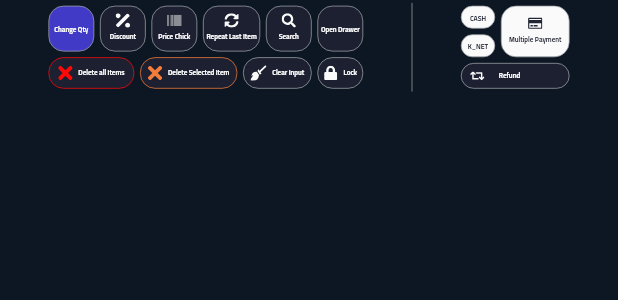
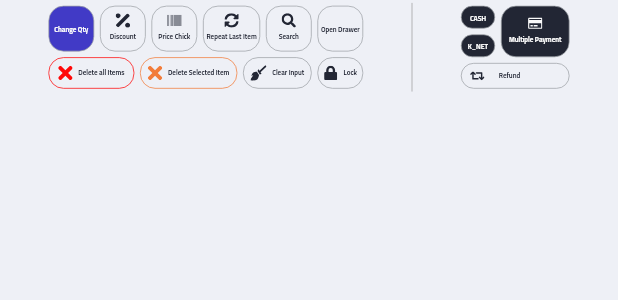
Before and after one commit to Mohammed-Saber-1997/POS_Start, a Flutter app: the BottomPart widget shown alone on an empty page, opened directly, on a phone screen of 412 x 824 dp. Shown: the top 300 px of the screen. Run offline on Flutter 3.47's test engine with Material 2 defaults, Android fonts, the phone set to English and light mode, and no system bars; our stand-ins replace dartz, device_info, easy_localization, equatable, flutter_bloc, flutter_svg and 3 more; accounts and stored records are empty.

Commit message:
Dark Mode Updated

```diff
--- a/lib/data/datasources/remote_data_source.dart
+++ b/lib/data/datasources/remote_data_source.dart
@@ -1,5 +1,6 @@
 abstract class RemoteDataSource {
   //Future<AuthenticationResponse> login(LoginRequest loginRequest);
+  //Future<String> getServerDateTime();
 }
 
 class RemoteDataSourceImplementation implements RemoteDataSource {
--- a/lib/domain/repositories/repository.dart
+++ b/lib/domain/repositories/repository.dart
@@ -1,4 +1,6 @@
+import 'package:dartz/dartz.dart';
+import '../../cour/error/failures.dart';
+
 abstract class Repository {
-  // Future<Either<Failure, NumberTrivia>> getConcreteNumberTrivia(int number);
-  // Future<Either<Failure, NumberTrivia>> getRandomNumberTrivia();
+  Future<Either<Failure, String>> getServerTime(int number);
 }
--- a/lib/presentation/home/bottom_part.dart
+++ b/lib/presentation/home/bottom_part.dart
@@ -11,7 +11,7 @@ import 'package:pos_start/presentation/home/show_search_dialog.dart';
 import '../src/src.dart';
 
 class BottomPart extends StatelessWidget {
-  const BottomPart({Key? key}) : super(key: key);
+  BottomPart({Key? key}) : super(key: key);
 
   @override
   Widget build(BuildContext context) {
@@ -27,12 +27,12 @@ class BottomPart extends StatelessWidget {
               children: [
                 Row(
                   children: [
-                    myItem(
+                    MyItem(
                       name: 'Change Qty'.tr(),
                       backgroundColor: ColorManager.blue,
                       fontColor: ColorManager.white,
                     ),
-                    myItem(
+                    MyItem(
                       name: 'Discount'.tr(),
                       icon: SvgPicture.asset(
                         'assets/images/percentage-solid.svg',
@@ -41,7 +41,7 @@ class BottomPart extends StatelessWidget {
                         width: ResponsiveSize.w25,
                       ),
                     ),
-                    myItem(
+                    MyItem(
                       name: 'Price Chick'.tr(),
                       icon: SvgPicture.asset(
                         'assets/images/barcode-solid.svg',
@@ -50,7 +50,7 @@ class BottomPart extends StatelessWidget {
                         width: ResponsiveSize.w25,
                       ),
                     ),
-                    myItem(
+                    MyItem(
                       name: 'Repeat Last Item'.tr(),
                       width: ResponsiveSize.w100,
                       icon: SvgPicture.asset(
@@ -60,7 +60,7 @@ class BottomPart extends StatelessWidget {
                         width: ResponsiveSize.w25,
                       ),
                     ),
-                    myItem(
+                    MyItem(
                       name: 'Search'.tr(),
                       icon: SvgPicture.asset(
                         'assets/images/search-solid.svg',
@@ -74,14 +74,14 @@ class BottomPart extends StatelessWidget {
                         body: 'Item Search',
                       ),
                     ),
-                    myItem(
+                    MyItem(
                       name: 'Open Drawer'.tr(),
                     ),
                   ],
                 ),
                 Row(
                   children: [
-                    myItem(
+                    MyItem(
                       // SvgPicture.asset(
                       //   'assets/images/cancel.svg',
                       //   color: Colors.red,
@@ -104,7 +104,7 @@ class BottomPart extends StatelessWidget {
                             'are you Sure you want to Delete All items from currant invoice ?',
                       ),
                     ),
-                    myItem(
+                    MyItem(
                       isRectangle: true,
                       borderColor: ColorManager.orange,
                       name: 'Delete Selected Item'.tr(),
@@ -122,7 +122,7 @@ class BottomPart extends StatelessWidget {
                             'are you Sure you want to Delete this item from currant invoice ?',
                       ),
                     ),
-                    myItem(
+                    MyItem(
                       isRectangle: true,
                       name: 'Clear Input'.tr(),
                       icon: SvgPicture.asset(
@@ -133,7 +133,7 @@ class BottomPart extends StatelessWidget {
                       ),
                       width: ResponsiveSize.w120,
                     ),
-                    myItem(
+                    MyItem(
                       isRectangle: true,
                       name: 'Lock'.tr(),
                       icon: SvgPicture.asset(
@@ -157,7 +157,7 @@ class BottomPart extends StatelessWidget {
                   children: [
                     Column(
                       children: [
-                        myItem(
+                        MyItem(
                           backgroundColor: ColorManager.defaultTextColor,
                           fontColor: ColorManager.reversedTextColor,
                           iconColor: ColorManager.reversedTextColor,
@@ -176,7 +176,7 @@ class BottomPart extends StatelessWidget {
                             body: 'Print',
                           ),
                         ),
-                        myItem(
+                        MyItem(
                           backgroundColor: ColorManager.defaultTextColor,
                           fontColor: ColorManager.reversedTextColor,
                           iconColor: ColorManager.reversedTextColor,
@@ -186,7 +186,7 @@ class BottomPart extends StatelessWidget {
                         ),
                       ],
                     ),
-                    myItem(
+                    MyItem(
                       backgroundColor: ColorManager.defaultTextColor,
                       fontColor: ColorManager.reversedTextColor,
                       name: 'Multiple Payment',
@@ -206,7 +206,7 @@ class BottomPart extends StatelessWidget {
                     ),
                   ],
                 ),
-                myItem(
+                MyItem(
                   isRectangle: true,
                   isSearchBox: true,
                   name: 'Refund',
--- a/lib/presentation/login/numeric_keyboard.dart
+++ b/lib/presentation/login/numeric_keyboard.dart
@@ -1,4 +1,4 @@
-import 'package:flutter/cupertino.dart';
+// import 'package:flutter/cupertino.dart';
 import 'package:flutter/material.dart';
 import 'package:flutter_svg/svg.dart';
 import 'package:pos_start/cour/extensions.dart';
--- a/lib/presentation/src/color_manager.dart
+++ b/lib/presentation/src/color_manager.dart
@@ -1,7 +1,5 @@
 import 'package:flutter/material.dart';
-
 import '../../cour/app_prefs.dart';
-import 'package:pos_start/cour/di.dart' as di;
 
 class ColorManager {
   // Dark Colors
@@ -26,32 +24,20 @@ class ColorManager {
   static Color greyWithOpacity = "#3b9ea2a7".colorFromHex;
 
   // App Default Colors
-  static Color defaultTextColor =
-      di.instance<AppPreferences>().getData(key: 'isDark') ? white : black;
-  static Color reversedTextColor =
-      di.instance<AppPreferences>().getData(key: 'isDark') ? black : white;
-  static Color defaultSidePartsColor =
-      di.instance<AppPreferences>().getData(key: 'isDark')
-          ? darkBackground
-          : lightBackground;
-  static Color defaultBackgroundColor =
-      di.instance<AppPreferences>().getData(key: 'isDark')
-          ? darkBackground2
-          : lightBackground;
-  static Color reversedBackgroundColor =
-      di.instance<AppPreferences>().getData(key: 'isDark')
-          ? ColorManager.lightBackground
-          : ColorManager.darkBackground2;
+  static Color get defaultTextColor => isDarkMode ? white : black;
+  static Color get reversedTextColor => isDarkMode ? black : white;
+  static Color get defaultSidePartsColor =>
+      isDarkMode ? darkBackground : lightBackground;
+  static Color get defaultBackgroundColor =>
+      isDarkMode ? darkBackground2 : lightBackground;
+  static Color get reversedBackgroundColor =>
+      isDarkMode ? ColorManager.lightBackground : ColorManager.darkBackground2;
 
   // Login Colors
-  static Color loginTextFieldColor =
-      di.instance<AppPreferences>().getData(key: 'isDark')
-          ? Colors.white10
-          : ColorManager.lightBackground;
-  static Color loginNumbersColor =
-      di.instance<AppPreferences>().getData(key: 'isDark')
-          ? Colors.grey
-          : Colors.black54;
+  static Color get loginTextFieldColor =>
+      isDarkMode ? Colors.white10 : ColorManager.lightBackground;
+  static Color get loginNumbersColor =>
+      isDarkMode ? Colors.grey : Colors.black54;
 }
 
 extension HexColor on Color {
--- a/lib/presentation/src/routes_manager.dart
+++ b/lib/presentation/src/routes_manager.dart
@@ -15,7 +15,7 @@ class RouteGenerator {
       case Routes.loginRoute:
         return MaterialPageRoute(builder: (_) => const LoginScreen());
       case Routes.homeRoute:
-        return MaterialPageRoute(builder: (_) => const HomeScreen());
+        return MaterialPageRoute(builder: (_) => HomeScreen());
       default:
         return unDefinedRoute();
     }
--- a/lib/presentation/widgets/default_button.dart
+++ b/lib/presentation/widgets/default_button.dart
@@ -2,8 +2,8 @@ import 'package:flutter/material.dart';
 import 'package:flutter_svg/flutter_svg.dart';
 import 'package:pos_start/presentation/src/src.dart';
 
-class myItem extends StatelessWidget {
-  //const DefaultButton({ Key? key }) : super(key: key);
+class MyItem extends StatelessWidget {
+  //const myItem({ Key? key }) : super(key: key);
 
   final dynamic function;
   final String? name;
@@ -18,7 +18,8 @@ class myItem extends StatelessWidget {
   final Color? fontColor;
   final double? fontSize;
 
-  myItem({
+  const MyItem({
+    Key? key,
     this.function,
     this.name,
     this.icon,
@@ -31,7 +32,7 @@ class myItem extends StatelessWidget {
     this.backgroundColor,
     this.fontColor,
     this.fontSize,
-  });
+  }) : super(key: key);
 
   @override
   Widget build(BuildContext context) {
```
Also changed, not shown: lib/app/app.dart (+4 -23 lines), lib/cour/app_prefs.dart (+9 -14 lines), lib/cubit/app_cubit.dart (+7 -25 lines), lib/data/repositories/repository_implementation.dart (+7 -0 lines), lib/presentation/home/home_screen.dart (+6 -3 lines), lib/presentation/home/left_part.dart (+35 -47 lines), lib/presentation/home/show_delete_dialog.dart (+3 -4 lines), lib/presentation/home/show_payment_dialog.dart (+15 -15 lines), lib/presentation/home/show_print_dialog.dart (+8 -8 lines), lib/presentation/home/show_search_dialog.dart (+4 -4 lines), lib/presentation/home/show_settings_dialog.dart (+4 -5 lines), lib/presentation/home/top_part.dart (+6 -8 lines), lib/presentation/login/login_screen.dart (+4 -14 lines).
